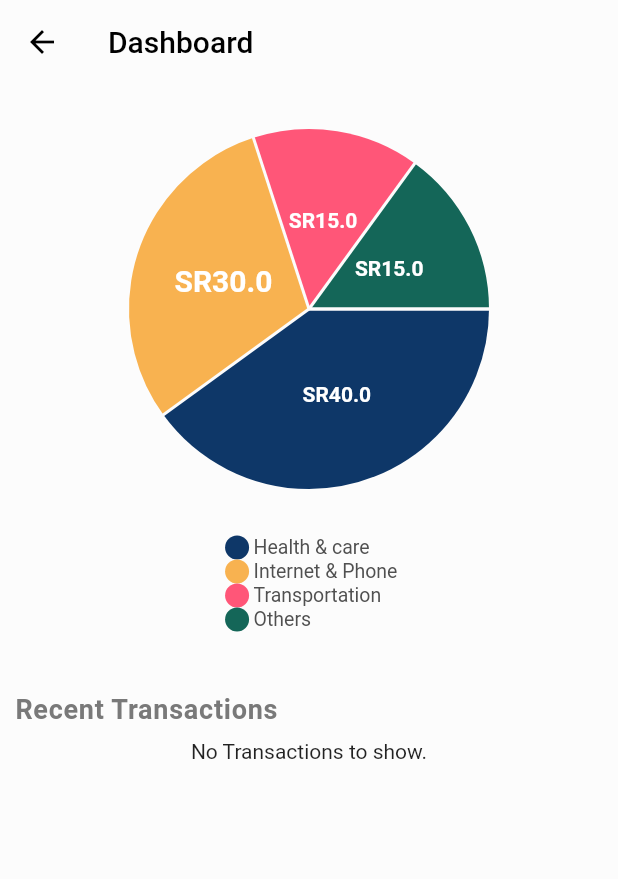
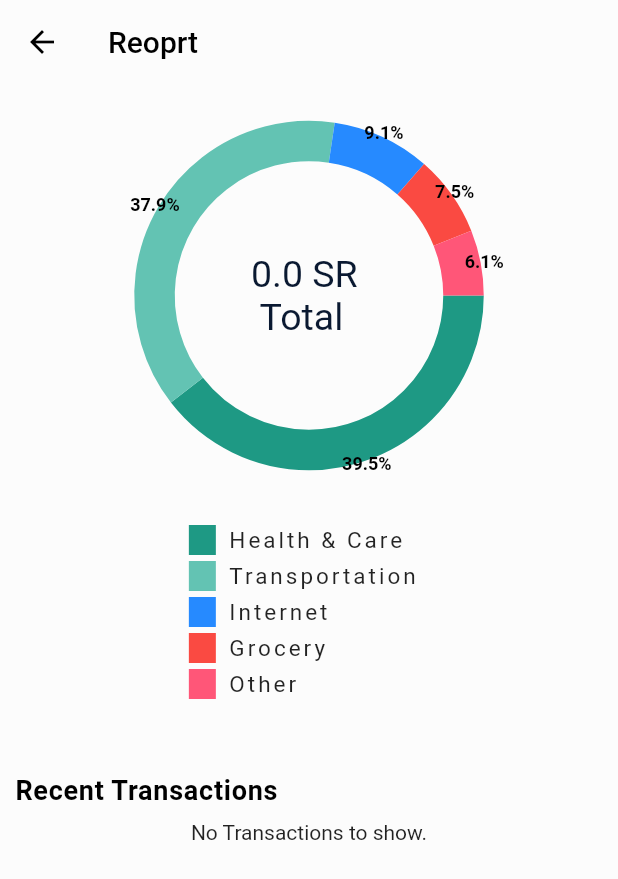
Before and after one commit to OmarSaleh506/BudgetTracker, a Flutter app: the DashboardScreen screen opened directly, on a phone screen of 412 x 824 dp. Shown: the top 879 px of the screen. Run offline on Flutter 3.47's test engine with Material 2 defaults, Android fonts, the phone set to English and light mode, and no system bars; drawn by our look-alikes of fl_chart, pie_chart; our stand-ins replace flutter_screenutil, get, get_storage, google_fonts, sqflite; missing offline and left inert: fk_toggle; accounts and stored records are empty.

Commit message:
making the pie chart and adding the total income

```diff
--- a/lib/views/screens/dashboardScreen.dart
+++ b/lib/views/screens/dashboardScreen.dart
@@ -1,4 +1,5 @@
-import 'package:fl_chart/fl_chart.dart';
+
+import 'package:budget_tracker/models/transactionModel.dart';
 import 'package:flutter/material.dart';
 import 'package:get/get.dart';
 import 'package:flutter_screenutil/flutter_screenutil.dart';
@@ -8,56 +9,121 @@ import '../../controllers/home_controlle.dart';
 import '../widgets/chartIndicator.dart';
 import '../widgets/transaction.dart';
 import 'file.dart';
+import 'package:pie_chart/pie_chart.dart';
 
 class DashboardScreen extends StatelessWidget {
 
 
   final HomeController _homeController = Get.put(HomeController());
 
+
+
+
+
+
+  // double totalSum (int listId){
+  //   return _homeController.myTransactions.where((element) => element.amount== listId).fold(0.0, (previousValue, element) => previousValue + element.amount);
+  // }
+
+
+  Map<String, double> dataMap = {
+    "Health & Care": 18.47,
+    "Transportation": 17.70,
+    "Internet": 4.25,
+    "Grocery": 3.51,
+    "Other": 2.83,
+  };
+
+  List<Color> colorList = [
+    const Color(0xff1E9984),
+    const Color(0xff63C3B3),
+    const Color(0xff268AFF),
+    const Color(0xffFA4A42),
+    const Color(0xffFF5678)
+  ];
+
+  final gradientList = <List<Color>>[
+    [
+      Color.fromRGBO(223, 250, 92, 1),
+      Color.fromRGBO(129, 250, 112, 1),
+    ],
+    [
+      Color.fromRGBO(129, 182, 205, 1),
+      Color.fromRGBO(91, 253, 199, 1),
+    ],
+    [
+      Color.fromRGBO(175, 63, 62, 1.0),
+      Color.fromRGBO(254, 154, 92, 1),
+    ]
+  ];
+
   @override
   Widget build(BuildContext context) {
     print("this is ${_homeController.myTransactions.length}");
+
     int touchedIndex=1;
-    return Scaffold(
-        appBar: AppBar(title: Text("Dashboard",), backgroundColor: Colors.transparent, elevation: 0,),
+    return Obx(() => Scaffold(
+        appBar: AppBar(title: Text("Reoprt",), backgroundColor: Colors.transparent, elevation: 0,),
         body: ListView(
 
             children: <Widget>[
+              SizedBox(height: 30,),
               Center(
-                child: SizedBox(
-                  width: 50.0,
-                  height: 300.0,
                   child:
                   PieChart(
-                      PieChartData(
-                    pieTouchData: PieTouchData(
-                        touchCallback: (FlTouchEvent event, pieTouchResponse) {
-                      if (!event.isInterestedForInteractions ||
-                          pieTouchResponse == null ||
-                          pieTouchResponse.touchedSection == null) {
-                        touchedIndex = -1;
-                        return;
-                      }
-                      touchedIndex =
-                          pieTouchResponse.touchedSection!.touchedSectionIndex;
-                      (context as Element).markNeedsBuild();
-                    }
+                    dataMap:dataMap,
+                    colorList:colorList,
+                    chartRadius: MediaQuery.of(context).size.width /2,
+                    centerText: "${_homeController.totalExpense.value} SR \n Total" ,
+                    centerTextStyle: TextStyle(fontSize: 25, color: textColor,),
+                    ringStrokeWidth: 27,
+                    animationDuration: const Duration(seconds: 3),
+                    chartType: ChartType.ring,
+                    chartValuesOptions: const ChartValuesOptions(
+                        showChartValues: true,
+                        showChartValuesOutside: true,
+                        showChartValuesInPercentage: true,
+                        showChartValueBackground: false
                     ),
-                    centerSpaceRadius: 0,
-                    sectionsSpace: 2,
-                    sections: getSection(touchedIndex),
-                  )),
+                    legendOptions: const LegendOptions(
+                        showLegends: true,
+                        legendShape: BoxShape.rectangle,
+                        legendTextStyle: TextStyle(fontSize: 15, letterSpacing: 2, fontWeight: FontWeight.w400,),
+                      legendPosition: LegendPosition.bottom,
+
                     ),
+
                   ),
-              Row(
-                mainAxisAlignment: MainAxisAlignment.center,
-                children: const [
-                  Padding(
-                    padding: EdgeInsets.all(1),
-                    child: IndicatorsWidget(),
+                  // PieChart(
+                  //     PieChartData(
+                  //   pieTouchData: PieTouchData(
+                  //       touchCallback: (FlTouchEvent event, pieTouchResponse) {
+                  //     if (!event.isInterestedForInteractions ||
+                  //         pieTouchResponse == null ||
+                  //         pieTouchResponse.touchedSection == null) {
+                  //       touchedIndex = -1;
+                  //       return;
+                  //     }
+                  //     touchedIndex =
+                  //         pieTouchResponse.touchedSection!.touchedSectionIndex;
+                  //     (context as Element).markNeedsBuild();
+                  //   }
+                  //   ),
+                  //   centerSpaceRadius: 0,
+                  //   sectionsSpace: 2,
+                  //   sections: getSection(touchedIndex),
+                  // )),
+
               ),
-                ],
-              ),
+              // Row(
+              //   mainAxisAlignment: MainAxisAlignment.center,
+              //   children: const [
+              //     Padding(
+              //       padding: EdgeInsets.all(1),
+              //       child: IndicatorsWidget(),
+              //     ),
+              //   ],
+              // ),
 
               Container(
                 child: Column(
@@ -75,7 +141,7 @@ class DashboardScreen extends StatelessWidget {
                               style: TextStyle(
                                 fontSize: 18,
                                 fontWeight: FontWeight.bold,
-      color: detailColor,letterSpacing: 0.5,
+                                color: Colors.black ,letterSpacing: 0.5,
                               ),),
                             // Text(
                             // "View Detail",
@@ -108,6 +174,6 @@ class DashboardScreen extends StatelessWidget {
 
 
 
-            ]));
+            ]))) ;
   }
 }
--- a/lib/views/widgets/transaction.dart
+++ b/lib/views/widgets/transaction.dart
@@ -22,7 +22,7 @@ class TransactionWidget extends StatelessWidget {
   Widget build(BuildContext context) {
     return
         Card(
-            elevation: 5,
+            elevation: 0.4,
             child: ListTile(
               leading: CircleAvatar(
                 backgroundColor: isIncome
@@ -38,9 +38,10 @@ class TransactionWidget extends StatelessWidget {
               title:  Text(
                 transactionModel.name!,
                 style: TextStyle(
-                  fontSize: 17,
+                  fontSize: 18,
                   fontWeight: FontWeight.bold,
                   color: textColor,
+                  letterSpacing: 2
                 ),
               ),
               subtitle: Text(
```
Also changed, not shown: lib/views/widgets/chart.dart (added, +45 -0 lines). Lines whose indentation alone changed are shown as unchanged.
